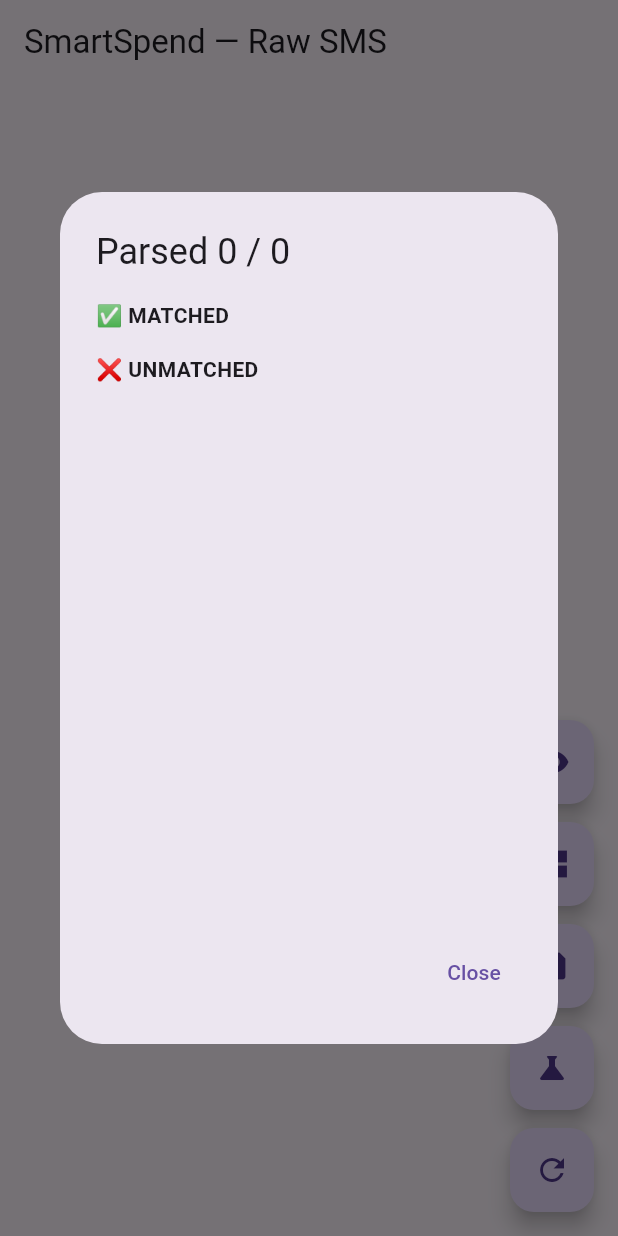
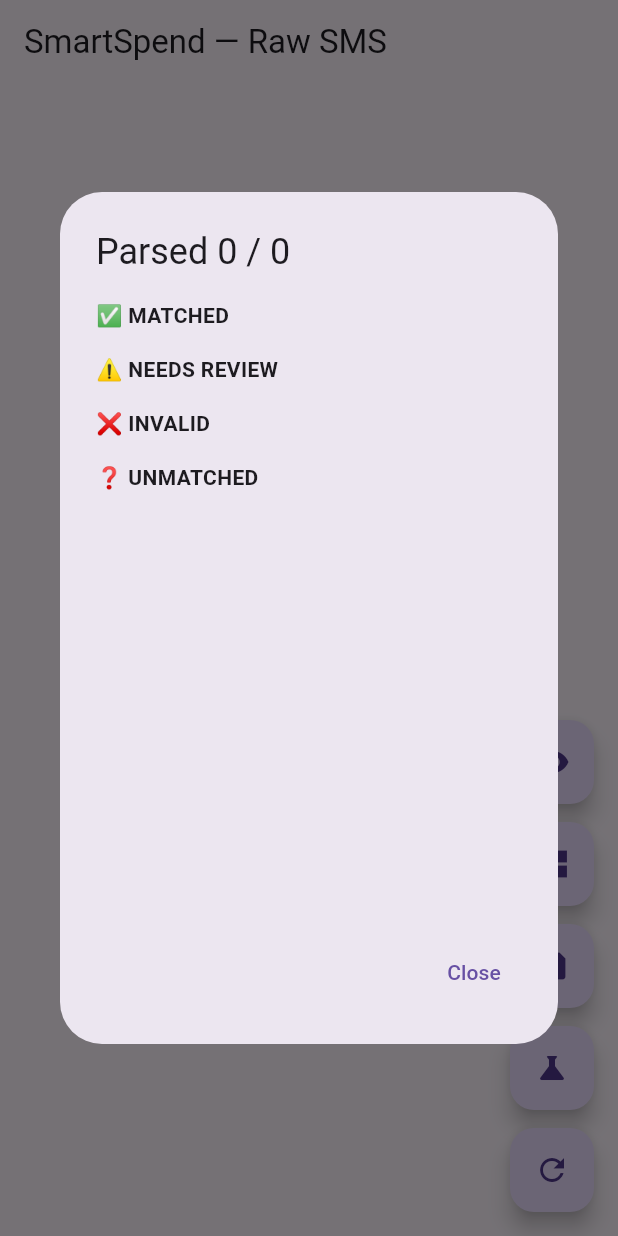
Before and after one commit to SMOOTHxCHILL/SmartSpend, a Flutter app: the screen it shows after launch, after a tap on the "science" icon, on a phone screen of 412 x 824 dp. Run offline on Flutter 3.47's test engine with Material 3 defaults, Android fonts, the phone set to English and light mode, and no system bars; our stand-ins replace sqflite; missing offline and left inert: another_telephony, string_similarity; accounts and stored records are empty.

Commit message:
Second commit

```diff
--- a/lib/main.dart
+++ b/lib/main.dart
@@ -22,61 +22,124 @@
 
 class HomeScreen extends StatefulWidget {
   const HomeScreen({super.key});
+
   @override
   State<HomeScreen> createState() => _HomeScreenState();
 }
 
 class _HomeScreenState extends State<HomeScreen> {
   final SmsListenerService smsService = SmsListenerService();
+
   List<RawSms> messages = [];
 
   Future<void> _runParserTest() async {
     final result = await ParserTestRunner().run();
 
     if (!mounted) return;
+
     showDialog(
       context: context,
       builder: (_) => AlertDialog(
-        title: Text('Parsed ${result.matched.length} / ${result.total}'),
+        title: Text(
+          'Parsed ${result.matched.length} / ${result.total}',
+        ),
         content: SizedBox(
           width: double.maxFinite,
           height: 400,
           child: ListView(
             children: [
-              const Text('✅ MATCHED', style: TextStyle(fontWeight: FontWeight.bold)),
-              ...result.matched.map((m) => Text(m)),
+              const Text(
+                '✅ MATCHED',
+                style: TextStyle(fontWeight: FontWeight.bold),
+              ),
+              ...result.matched.map(
+                (m) => Text(m),
+              ),
+
               const SizedBox(height: 16),
-              const Text('❌ UNMATCHED', style: TextStyle(fontWeight: FontWeight.bold)),
-              ...result.unmatched.map((m) => Text(m, style: const TextStyle(fontSize: 12))),
+
+              const Text(
+                '⚠️ NEEDS REVIEW',
+                style: TextStyle(fontWeight: FontWeight.bold),
+              ),
+              ...result.needsReview.map(
+                (m) => Text(
+                  m,
+                  style: const TextStyle(fontSize: 12),
+                ),
+              ),
+
+              const SizedBox(height: 16),
+
+              const Text(
+                '❌ INVALID',
+                style: TextStyle(fontWeight: FontWeight.bold),
+              ),
+              ...result.invalid.map(
+                (m) => Text(
+                  m,
+                  style: const TextStyle(fontSize: 12),
+                ),
+              ),
+
+              const SizedBox(height: 16),
+
+              const Text(
+                '❓ UNMATCHED',
+                style: TextStyle(fontWeight: FontWeight.bold),
+              ),
+              ...result.unmatched.map(
+                (m) => Text(
+                  m,
+                  style: const TextStyle(fontSize: 12),
+                ),
+              ),
             ],
           ),
         ),
         actions: [
-          TextButton(onPressed: () => Navigator.pop(context), child: const Text('Close')),
+          TextButton(
+            onPressed: () => Navigator.pop(context),
+            child: const Text('Close'),
+          ),
         ],
       ),
     );
   }
 
   Future<void> _persistParsedTransactions() async {
-    final (inserted, duplicates) = await ParserTestRunner().runAndPersist();
+    final result = await ParserTestRunner().runAndPersist();
+
     if (!mounted) return;
+
     ScaffoldMessenger.of(context).showSnackBar(
-      SnackBar(content: Text('Inserted: $inserted, Duplicates skipped: $duplicates')),
+      SnackBar(
+        content: Text(
+          'Inserted: ${result.inserted} | '
+          'Duplicates: ${result.duplicates} | '
+          'Invalid: ${result.invalid} | '
+          'Needs review: ${result.needsReview}',
+        ),
+      ),
     );
   }
 
   Future<void> _resolveMerchants() async {
-    final resolvedCount = await ParserTestRunner().resolveMerchantsForExisting();
+    final resolvedCount =
+        await ParserTestRunner().resolveMerchantsForExisting();
+
     if (!mounted) return;
 
     final database = await DatabaseHelper().database;
     final merchants = await database.query('merchants');
 
+    if (!mounted) return;
+
     ScaffoldMessenger.of(context).showSnackBar(
       SnackBar(
         content: Text(
-          'Resolved: $resolvedCount, Distinct merchants: ${merchants.length}',
+          'Resolved: $resolvedCount, '
+          'Distinct merchants: ${merchants.length}',
         ),
       ),
     );
@@ -84,13 +147,20 @@
 
   Future<void> _viewMerchants() async {
     final database = await DatabaseHelper().database;
-    final merchants = await database.query('merchants', orderBy: 'canonical_name');
+
+    final merchants = await database.query(
+      'merchants',
+      orderBy: 'canonical_name',
+    );
 
     if (!mounted) return;
+
     showDialog(
       context: context,
       builder: (_) => AlertDialog(
-        title: Text('Merchants (${merchants.length})'),
+        title: Text(
+          'Merchants (${merchants.length})',
+        ),
         content: SizedBox(
           width: double.maxFinite,
           height: 500,
@@ -98,15 +168,23 @@
             itemCount: merchants.length,
             itemBuilder: (context, i) {
               final m = merchants[i];
+
               return ListTile(
-                title: Text(m['canonical_name'] as String),
-                subtitle: Text(m['category'] as String),
+                title: Text(
+                  m['canonical_name'] as String,
+                ),
+                subtitle: Text(
+                  m['category'] as String,
+                ),
               );
             },
           ),
         ),
         actions: [
-          TextButton(onPressed: () => Navigator.pop(context), child: const Text('Close')),
+          TextButton(
+            onPressed: () => Navigator.pop(context),
+            child: const Text('Close'),
+          ),
         ],
       ),
     );
@@ -114,16 +192,28 @@
 
   Future<void> _init() async {
     final granted = await smsService.requestPermissions();
-    if (granted) {
-      smsService.startListening();
-      await smsService.importExistingInbox();
-      _refresh();
+
+    if (!granted) {
+      return;
     }
+
+    smsService.startListening();
+
+    await smsService.importExistingInbox();
+
+    if (!mounted) return;
+
+    await _refresh();
   }
 
   Future<void> _refresh() async {
     final all = await DatabaseHelper().getAllRawSms();
-    setState(() => messages = all);
+
+    if (!mounted) return;
+
+    setState(() {
+      messages = all;
+    });
   }
 
   @override
@@ -135,17 +225,22 @@
   @override
   Widget build(BuildContext context) {
     return Scaffold(
-      appBar: AppBar(title: const Text('SmartSpend — Raw SMS')),
+      appBar: AppBar(
+        title: const Text('SmartSpend — Raw SMS'),
+      ),
+
       body: ListView.builder(
         itemCount: messages.length,
         itemBuilder: (context, i) {
           final m = messages[i];
+
           return ListTile(
             title: Text(m.sender),
             subtitle: Text(m.body),
           );
         },
       ),
+
       floatingActionButton: Column(
         mainAxisAlignment: MainAxisAlignment.end,
         children: [
@@ -154,25 +249,33 @@
             onPressed: _viewMerchants,
             child: const Icon(Icons.visibility),
           ),
+
           const SizedBox(height: 12),
+
           FloatingActionButton(
             heroTag: 'resolve',
             onPressed: _resolveMerchants,
             child: const Icon(Icons.account_tree),
           ),
+
           const SizedBox(height: 12),
+
           FloatingActionButton(
             heroTag: 'persist',
             onPressed: _persistParsedTransactions,
             child: const Icon(Icons.save),
           ),
+
           const SizedBox(height: 12),
+
           FloatingActionButton(
             heroTag: 'parse',
             onPressed: _runParserTest,
             child: const Icon(Icons.science),
           ),
+
           const SizedBox(height: 12),
+
           FloatingActionButton(
             heroTag: 'refresh',
             onPressed: _refresh,
--- a/lib/parsers/parser_test_runner.dart
+++ b/lib/parsers/parser_test_runner.dart
@@ -1,17 +1,21 @@
 import '../db/database_helper.dart';
 import 'parser_registry.dart';
 import '../merchants/merchant_resolver.dart';
+import '../validation/transaction_validator.dart';
 
 class ParserTestRunner {
   final ParserRegistry registry = ParserRegistry();
+  final TransactionValidator validator = TransactionValidator();
 
-  /// Runs all raw SMS through the parser registry and returns a summary.
-  /// Doesn't write anything to the database — this is read-only, for eyeballing results.
+  /// Runs all raw SMS messages through the parser registry and validation.
+  /// Does not write anything to the database.
   Future<ParserTestResult> run() async {
     final rawMessages = await DatabaseHelper().getAllRawSms();
 
     final matched = <String>[];
     final unmatched = <String>[];
+    final invalid = <String>[];
+    final needsReview = <String>[];
 
     for (final sms in rawMessages) {
       final result = registry.parse(
@@ -20,32 +24,58 @@
         body: sms.body,
       );
 
-      if (result != null) {
+      if (result == null) {
+        unmatched.add('[${sms.sender}] ${sms.body}');
+        continue;
+      }
+
+      final validation = validator.validate(result);
+
+      if (validation.status == ValidationStatus.invalid) {
+        invalid.add(
+          '[${result.bank}] Rs.${result.amount} — '
+          '${result.rawMerchant} '
+          '(${validation.reasons.join(', ')})',
+        );
+        continue;
+      }
+
+      if (validation.status == ValidationStatus.needsReview) {
+        needsReview.add(
+          '[${result.bank}] Rs.${result.amount} — '
+          '${result.rawMerchant} '
+          '(${validation.reasons.join(', ')})',
+        );
+      }
+
       matched.add(
         '[${result.bank}] ${result.type.toUpperCase()} '
         'Rs.${result.amount} — ${result.rawMerchant} '
         '(${result.transactionDate?.toIso8601String().split("T").first ?? "no date"})',
       );
-      } else {
-        // Only flag as "unmatched" if it looks like it's even from a bank sender.
-        // Random SMS from friends/OTPs/promos are expected to not match — that's fine, not a bug.
-        unmatched.add('[${sms.sender}] ${sms.body}');
-      }
     }
 
     return ParserTestResult(
       total: rawMessages.length,
       matched: matched,
       unmatched: unmatched,
+      invalid: invalid,
+      needsReview: needsReview,
     );
   }
 
-  /// Runs the parser and WRITES matched results to parsed_transactions.
-  /// Returns counts of inserted vs skipped (duplicate) records.
-  Future<(int inserted, int duplicates)> runAndPersist() async {
+  /// Parses, validates and persists transactions.
+  ///
+  /// Invalid transactions are not stored.
+  /// Transactions requiring review are currently stored, but counted
+  /// separately so we can handle them properly in a later iteration.
+  Future<PersistResult> runAndPersist() async {
     final rawMessages = await DatabaseHelper().getAllRawSms();
+
     int inserted = 0;
     int duplicates = 0;
+    int invalid = 0;
+    int needsReview = 0;
 
     for (final sms in rawMessages) {
       final result = registry.parse(
@@ -53,21 +83,44 @@
         sender: sms.sender,
         body: sms.body,
       );
-      if (result != null) {
-        final success = await DatabaseHelper().insertParsedTransaction(result);
+
+      if (result == null) {
+        continue;
+      }
+
+      final validation = validator.validate(result);
+
+      // Do not persist structurally invalid transactions.
+      if (validation.status == ValidationStatus.invalid) {
+        invalid++;
+        continue;
+      }
+
+      // Keep track of transactions that have low parser confidence.
+      if (validation.status == ValidationStatus.needsReview) {
+        needsReview++;
+      }
+
+      final success =
+          await DatabaseHelper().insertParsedTransaction(result);
+
       if (success) {
         inserted++;
       } else {
         duplicates++;
       }
     }
+
+    return PersistResult(
+      inserted: inserted,
+      duplicates: duplicates,
+      invalid: invalid,
+      needsReview: needsReview,
+    );
   }
 
-    return (inserted, duplicates);
-  }
-
-  /// Runs merchant resolution over all parsed_transactions that don't yet
-  /// have a merchant_id, and updates them in place.
+  /// Resolves merchants for existing parsed transactions that do not
+  /// already have a merchant_id.
   Future<int> resolveMerchantsForExisting() async {
     final database = await DatabaseHelper().database;
     final resolver = MerchantResolver();
@@ -78,31 +131,55 @@
     );
 
     int resolved = 0;
+
     for (final row in rows) {
       final merchantId = await resolver.resolve(
         row['raw_merchant'] as String,
         transactionType: row['type'] as String,
       );
+
       await database.update(
         'parsed_transactions',
         {'merchant_id': merchantId},
         where: 'id = ?',
         whereArgs: [row['id']],
       );
+
       resolved++;
     }
+
     return resolved;
   }
 }
 
+/// Result returned by the parser test operation.
 class ParserTestResult {
   final int total;
   final List<String> matched;
   final List<String> unmatched;
+  final List<String> invalid;
+  final List<String> needsReview;
 
-  ParserTestResult({
+  const ParserTestResult({
     required this.total,
     required this.matched,
     required this.unmatched,
+    this.invalid = const [],
+    this.needsReview = const [],
   });
 }
+
+/// Result returned when parsed transactions are persisted.
+class PersistResult {
+  final int inserted;
+  final int duplicates;
+  final int invalid;
+  final int needsReview;
+
+  const PersistResult({
+    required this.inserted,
+    required this.duplicates,
+    required this.invalid,
+    required this.needsReview,
+  });
+}
```
Also changed, not shown: lib/validation/transaction_validator.dart (added, +77 -0 lines), 1 other file. Lines whose indentation alone changed are shown as unchanged.
